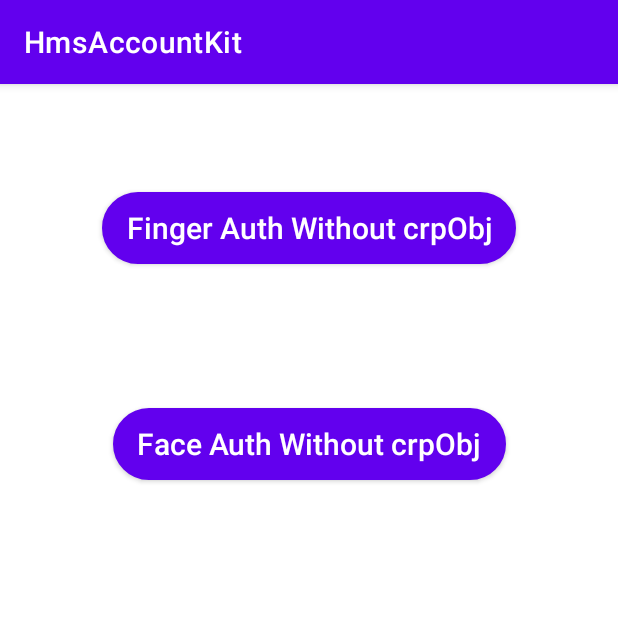
After one commit to srtcayhan/HMSPlayground, an Android app: the FidoActivity screen opened directly, with no data from a screen before it, on a phone screen of 412 x 824 dp, the top half of it. The commit adds this screen. Run offline under Robolectric (Android 15) with nearby library versions, the phone set to English and light mode, and no system bars; libraries missing offline, so code that uses them is left out: com.huawei.hms.

Commit message:
fido implemented

```diff
--- a/app/build.gradle
+++ b/app/build.gradle
@@ -81,5 +81,7 @@ dependencies {
     implementation 'com.huawei.hms:identity:6.2.0.300'
     implementation 'com.huawei.hms:panorama:5.0.2.305'
     implementation 'com.huawei.hms:panorama-local:5.0.2.305'
+    implementation 'com.huawei.hms:fido-fido2:6.1.0.301'
+    implementation 'com.huawei.hms:fido-bioauthn-androidx:5.2.0.301'
 
 }
--- a/app/src/main/AndroidManifest.xml
+++ b/app/src/main/AndroidManifest.xml
@@ -7,7 +7,7 @@
     <uses-permission android:name="android.permission.ACCESS_FINE_LOCATION" />
     <uses-permission android:name="android.permission.ACCESS_COARSE_LOCATION" />
     <uses-permission android:name="android.permission.ACCESS_BACKGROUND_LOCATION" /> <!-- Camera permission -->
-    <uses-permission android:name="android.permission.CAMERA" /> <!-- File read permission -->
+    <uses-permission android:name="android.permission.CAMERA" />
     <uses-permission android:name="android.permission.READ_EXTERNAL_STORAGE" />
     <uses-permission
         android:name="android.permission.WRITE_EXTERNAL_STORAGE"
@@ -32,6 +32,9 @@
         android:requestLegacyExternalStorage="true"
         android:theme="@style/Theme.HmsAccountKit"
         android:usesCleartextTraffic="true">
+        <activity
+            android:name=".fido.FidoActivity"
+            android:exported="false" />
         <activity
             android:name=".panorama.LocalInterfaceActivity"
             android:exported="false" />
--- a/app/src/main/java/com/example/srtcayhan/hmsaccountkit/MainActivity.kt
+++ b/app/src/main/java/com/example/srtcayhan/hmsaccountkit/MainActivity.kt
@@ -12,6 +12,7 @@ import com.example.srtcayhan.hmsaccountkit.ads.AdActivity
 import com.example.srtcayhan.hmsaccountkit.analytics.AnalyticsActivity
 import com.example.srtcayhan.hmsaccountkit.databinding.ActivityMainBinding
 import com.example.srtcayhan.hmsaccountkit.drive.DriveActivity
+import com.example.srtcayhan.hmsaccountkit.fido.FidoActivity
 import com.example.srtcayhan.hmsaccountkit.identity.IdentityActivity
 import com.example.srtcayhan.hmsaccountkit.location.LocationActivity
 import com.example.srtcayhan.hmsaccountkit.map.MapActivity
@@ -105,6 +106,11 @@ class MainActivity : AppCompatActivity() {
 
         binding.btnPanorama.setOnClickListener {
             val intent = Intent(this, PanoramaActivity::class.java)
+            startActivity(intent)
+        }
+
+        binding.btnFido.setOnClickListener {
+            val intent = Intent(this, FidoActivity::class.java)
             startActivity(intent)
         }
 
--- /dev/null
+++ b/app/src/main/java/com/example/srtcayhan/hmsaccountkit/fido/FidoActivity.kt
@@ -0,0 +1,142 @@
+package com.example.srtcayhan.hmsaccountkit.fido
+
+import android.Manifest
+import android.annotation.SuppressLint
+import android.content.pm.PackageManager
+import android.hardware.fingerprint.FingerprintManager
+import android.os.Bundle
+import android.os.CancellationSignal
+import android.os.Handler
+import android.widget.TextView
+import androidx.appcompat.app.AlertDialog
+import androidx.appcompat.app.AppCompatActivity
+import androidx.core.app.ActivityCompat
+import androidx.core.content.ContextCompat
+import com.example.srtcayhan.hmsaccountkit.R
+import com.example.srtcayhan.hmsaccountkit.databinding.ActivityFidoBinding
+import com.huawei.hms.support.api.fido.bioauthn.*
+import java.util.concurrent.Executors
+
+class FidoActivity : AppCompatActivity() {
+
+
+    private lateinit var binding: ActivityFidoBinding
+    private var resultTextView: TextView? = null
+
+    private var bioAuthnPrompt: BioAuthnPrompt? = null
+
+
+    override fun onCreate(savedInstanceState: Bundle?) {
+        super.onCreate(savedInstanceState)
+        setContentView(R.layout.activity_fido)
+        resultTextView = findViewById(R.id.resultTextView)
+
+        binding = ActivityFidoBinding.inflate(layoutInflater)
+        val view = binding.root
+        setContentView(view)
+
+        binding.btnTextFingerAuthWithoutCrpObj.setOnClickListener { FingerAuthWithoutCrpObj() }
+
+        binding.btnTextFaceAuthWithCrpObj.setOnClickListener {
+            createBioAuthFace()
+        }
+    }
+
+    @SuppressLint("SetTextI18n")
+    fun FingerAuthWithoutCrpObj(){
+
+        bioAuthnPrompt = createBioAuthnPrompt()
+        val bioAuthnManager = BioAuthnManager(this)
+        val errorCode = bioAuthnManager.canAuth()
+        if (errorCode != 0) {
+            resultTextView!!.text = ""
+            showResult("Can not authenticate. errorCode=$errorCode")
+        }
+
+        val builder = BioAuthnPrompt.PromptInfo.Builder().setTitle("This is the title.")
+            .setSubtitle("This is the subtitle")
+            .setDescription("This is the description")
+
+        builder.setDeviceCredentialAllowed(true)
+
+        val info = builder.build()
+        resultTextView!!.text = "Start fingerprint authentication without CryptoObject.\nAuthenticating......\n"
+        bioAuthnPrompt!!.auth(info)
+
+    }
+
+    fun createBioAuthFace()  {
+        //P40 Lite is not support this function.
+        val permissionCheck = ContextCompat.checkSelfPermission(this@FidoActivity, Manifest.permission.CAMERA)
+        if (permissionCheck != PackageManager.PERMISSION_GRANTED) {
+            showResult("The camera permission is not enabled. Please enable it.")
+
+            ActivityCompat.requestPermissions(this@FidoActivity, arrayOf(Manifest.permission.CAMERA), 1)
+            return
+        }
+
+        val callback = object : BioAuthnCallback() {
+            override fun onAuthError(errMsgId: Int, errString: CharSequence) {
+                showResult(
+                    "Authentication error. errorCode=" + errMsgId + ",errorMessage=" + errString
+                            + if (errMsgId == 1012) " The camera permission may not be enabled." else ""
+                )
+            }
+
+            override fun onAuthHelp(helpMsgId: Int, helpString: CharSequence) {
+                resultTextView!!
+                    .append("Authentication help. helpMsgId=$helpMsgId,helpString=$helpString\n")
+            }
+
+            override fun onAuthSucceeded(result: BioAuthnResult) {
+                showResult("Authentication succeeded.")
+            }
+
+            override fun onAuthFailed() {
+                showResult("Authentication failed.")
+            }
+        }
+        val cancellationSignal = CancellationSignal()
+        val faceManager = FaceManager(this)
+        val flags = 0
+        val handler: Handler? = null
+        val crypto: CryptoObject? = null
+        faceManager.auth(crypto, cancellationSignal, flags, callback, handler)
+
+    }
+
+    fun createBioAuthnPrompt(): BioAuthnPrompt {
+        // Callback.
+        val callback = object : BioAuthnCallback() {
+            override fun onAuthError(errMsgId: Int, errString: CharSequence) {
+                showResult("Authentication error. errorCode=$errMsgId,errorMessage=$errString")
+            }
+
+            override fun onAuthSucceeded(result: BioAuthnResult) {
+                if (result.cryptoObject != null) {
+                    showResult("Authentication succeeded. CryptoObject=" + result.cryptoObject!!)
+                } else {
+                    showResult("Authentication succeeded. CryptoObject=null")
+                }
+            }
+
+            override fun onAuthFailed() {
+                showResult("Authentication failed.")
+            }
+        }
+        return BioAuthnPrompt(this, ContextCompat.getMainExecutor(this), callback)
+
+
+    }
+
+    fun showResult(msg: String) {
+        val builder = AlertDialog.Builder(this@FidoActivity)
+        builder.setTitle("Authentication Result")
+        builder.setMessage(msg)
+        builder.setPositiveButton("OK", null)
+        builder.show()
+        resultTextView!!.append(msg + "\n")
+    }
+
+
+}
--- /dev/null
+++ b/app/src/main/res/layout/activity_fido.xml
@@ -0,0 +1,52 @@
+<?xml version="1.0" encoding="utf-8"?>
+<androidx.constraintlayout.widget.ConstraintLayout xmlns:android="http://schemas.android.com/apk/res/android"
+    xmlns:app="http://schemas.android.com/apk/res-auto"
+    android:layout_width="match_parent"
+    android:layout_height="match_parent">
+
+    <Button
+        android:id="@+id/btn_text_finger_auth_without_crpObj"
+        style="@style/Widget.AppCompat.Button.Colored"
+        android:layout_width="wrap_content"
+        android:layout_height="wrap_content"
+        android:background="@drawable/btn_round_corner_normal"
+        android:fadingEdge="horizontal"
+        android:text="Finger Auth Without crpObj"
+        android:textSize="@dimen/main_btn_text_size"
+        app:layout_constraintBottom_toBottomOf="parent"
+        app:layout_constraintEnd_toEndOf="parent"
+        app:layout_constraintStart_toStartOf="parent"
+        app:layout_constraintTop_toTopOf="parent"
+        app:layout_constraintVertical_bias="0.1"
+        android:textAllCaps="false" />
+
+    <Button
+        android:id="@+id/btn_text_face_auth_with_crpObj"
+        style="@style/Widget.AppCompat.Button.Colored"
+        android:layout_width="wrap_content"
+        android:layout_height="wrap_content"
+        android:background="@drawable/btn_round_corner_normal"
+        android:fadingEdge="horizontal"
+        android:text="Face Auth Without crpObj"
+        android:textSize="@dimen/main_btn_text_size"
+        app:layout_constraintBottom_toBottomOf="parent"
+        app:layout_constraintEnd_toEndOf="parent"
+        app:layout_constraintStart_toStartOf="parent"
+        app:layout_constraintTop_toTopOf="parent"
+        app:layout_constraintVertical_bias="0.3"
+        android:textAllCaps="false" />
+
+    <TextView
+        android:id="@+id/resultTextView"
+        android:layout_width="fill_parent"
+        android:layout_height="wrap_content"
+        android:textSize="@dimen/main_btn_text_size"
+        android:layout_marginTop="60dp"
+        android:layout_marginBottom="10dp"
+        android:layout_marginStart="10dp"
+        android:layout_marginEnd="10dp"
+        app:layout_constraintEnd_toEndOf="parent"
+        app:layout_constraintStart_toStartOf="parent"
+        app:layout_constraintTop_toBottomOf="@+id/btn_text_face_auth_with_crpObj"
+        app:layout_constraintVertical_bias="0.7" />
+</androidx.constraintlayout.widget.ConstraintLayout>
```
Also changed, not shown: app/src/main/res/layout/activity_main.xml (+9 -0 lines).
